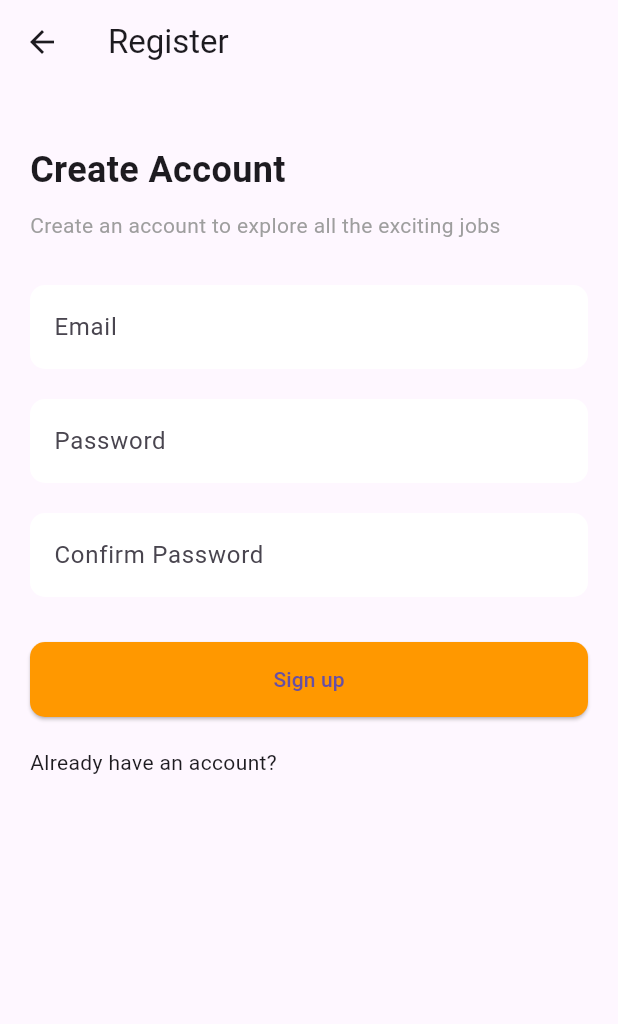
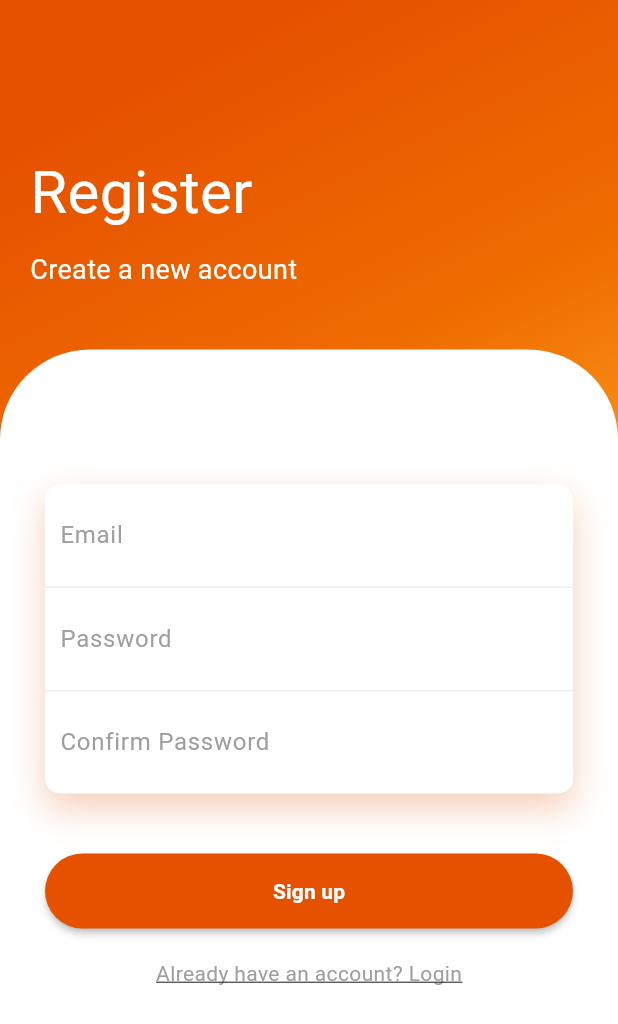
Before and after one commit to LauHNguyen/HealthAppointment, a Flutter app: the RegisterPage screen opened by its route, on a phone screen of 412 x 824 dp. Shown: the top 1024 px of the screen. Run offline on Flutter 3.47's test engine with Material 3 defaults, Android fonts, the phone set to English and light mode, and no system bars; our stand-ins replace animate_do, flutter_dotenv, flutter_secure_storage, jwt_decoder; accounts and stored records are empty.

Commit message:
fix : ui/register

```diff
--- a/client/lib/screen/Register_Screen.dart
+++ b/client/lib/screen/Register_Screen.dart
@@ -1,5 +1,5 @@
-import 'package:client/main.dart';
 import 'package:flutter/material.dart';
+import 'package:animate_do/animate_do.dart';
 
 class RegisterPage extends StatefulWidget {
   @override
@@ -7,19 +7,16 @@ class RegisterPage extends StatefulWidget {
 }
 
 class _RegisterPageState extends State<RegisterPage> {
-  // Controllers để lấy dữ liệu từ các ô input
   final TextEditingController _emailController = TextEditingController();
   final TextEditingController _passwordController = TextEditingController();
   final TextEditingController _confirmPasswordController =
       TextEditingController();
 
-  // Hàm để xử lý khi người dùng nhấn nút đăng ký
   void _register() {
     String email = _emailController.text;
     String password = _passwordController.text;
     String confirmPassword = _confirmPasswordController.text;
 
-    // Kiểm tra các giá trị nhập vào
     if (password != confirmPassword) {
       ScaffoldMessenger.of(context).showSnackBar(
         const SnackBar(
@@ -28,114 +25,180 @@ class _RegisterPageState extends State<RegisterPage> {
       return;
     }
 
-    // Tiến hành xử lý đăng ký (ví dụ: gửi dữ liệu lên server)
-    // ...
-
-    // Sau khi đăng ký thành công, điều hướng tới trang chính
-    Navigator.pushReplacement(
-      context,
-      MaterialPageRoute(
-          builder: (context) => MyApp(
-              // title: 'MyApp',
-              )),
-    );
+    Navigator.pushReplacementNamed(context, '/home');
   }
 
   @override
   Widget build(BuildContext context) {
     return Scaffold(
-      appBar: AppBar(
-        title: const Text('Register'),
+      body: Container(
+        width: double.infinity,
+        decoration: BoxDecoration(
+          gradient: LinearGradient(
+            begin: Alignment.topCenter,
+            colors: [
+              Colors.orange.shade900,
+              Colors.orange.shade800,
+              Colors.orange.shade400,
+            ],
           ),
-      body: SafeArea(
-        child: SingleChildScrollView(
-          child: Padding(
-            padding: const EdgeInsets.symmetric(horizontal: 20),
+        ),
         child: Column(
           crossAxisAlignment: CrossAxisAlignment.start,
-              children: [
+          children: <Widget>[
+            const SizedBox(height: 80),
+            Padding(
+              padding: const EdgeInsets.all(20),
+              child: Column(
+                crossAxisAlignment: CrossAxisAlignment.start,
+                children: <Widget>[
+                  FadeInUp(
+                    duration: const Duration(milliseconds: 1000),
+                    child: const Text(
+                      "Register",
+                      style: TextStyle(color: Colors.white, fontSize: 40),
+                    ),
+                  ),
+                  const SizedBox(height: 10),
+                  FadeInUp(
+                    duration: const Duration(milliseconds: 1300),
+                    child: const Text(
+                      "Create a new account",
+                      style: TextStyle(color: Colors.white, fontSize: 18),
+                    ),
+                  ),
+                ],
+              ),
+            ),
+            const SizedBox(height: 20),
+            Expanded(
+              child: Container(
+                decoration: const BoxDecoration(
+                  color: Colors.white,
+                  borderRadius: BorderRadius.only(
+                    topLeft: Radius.circular(60),
+                    topRight: Radius.circular(60),
+                  ),
+                ),
+                child: Padding(
+                  padding: const EdgeInsets.all(30),
+                  child: Column(
+                    children: <Widget>[
+                      const SizedBox(height: 60),
+                      FadeInUp(
+                        duration: const Duration(milliseconds: 1400),
+                        child: Container(
+                          decoration: BoxDecoration(
+                            color: Colors.white,
+                            borderRadius: BorderRadius.circular(10),
+                            boxShadow: [
+                              BoxShadow(
+                                color: Color.fromRGBO(225, 95, 27, .3),
+                                blurRadius: 20,
+                                offset: Offset(0, 10),
+                              )
+                            ],
+                          ),
+                          child: Column(
+                            children: <Widget>[
+                              Container(
+                                padding: const EdgeInsets.all(10),
+                                decoration: BoxDecoration(
+                                  border: Border(
+                                    bottom: BorderSide(
+                                      color: Colors.grey.shade200,
+                                    ),
+                                  ),
+                                ),
+                                child: TextField(
+                                  controller: _emailController,
+                                  decoration: const InputDecoration(
+                                    hintText: "Email",
+                                    hintStyle: TextStyle(color: Colors.grey),
+                                    border: InputBorder.none,
+                                  ),
+                                ),
+                              ),
+                              Container(
+                                padding: const EdgeInsets.all(10),
+                                decoration: BoxDecoration(
+                                  border: Border(
+                                    bottom: BorderSide(
+                                      color: Colors.grey.shade200,
+                                    ),
+                                  ),
+                                ),
+                                child: TextField(
+                                  controller: _passwordController,
+                                  obscureText: true,
+                                  decoration: const InputDecoration(
+                                    hintText: "Password",
+                                    hintStyle: TextStyle(color: Colors.grey),
+                                    border: InputBorder.none,
+                                  ),
+                                ),
+                              ),
+                              Container(
+                                padding: const EdgeInsets.all(10),
+                                child: TextField(
+                                  controller: _confirmPasswordController,
+                                  obscureText: true,
+                                  decoration: const InputDecoration(
+                                    hintText: "Confirm Password",
+                                    hintStyle: TextStyle(color: Colors.grey),
+                                    border: InputBorder.none,
+                                  ),
+                                ),
+                              ),
+                            ],
+                          ),
+                        ),
+                      ),
                       const SizedBox(height: 40),
-                const Text(
-                  'Create Account',
+                      FadeInUp(
+                        duration: const Duration(milliseconds: 1500),
+                        child: MaterialButton(
+                          onPressed: _register,
+                          height: 50,
+                          color: Colors.orange[900],
+                          shape: RoundedRectangleBorder(
+                            borderRadius: BorderRadius.circular(50),
+                          ),
+                          child: const Center(
+                            child: Text(
+                              "Sign up",
                               style: TextStyle(
-                    fontSize: 24,
+                                color: Colors.white,
                                 fontWeight: FontWeight.bold,
                               ),
                             ),
-                const SizedBox(height: 10),
-                const Text(
-                  'Create an account to explore all the exciting jobs',
-                  style: TextStyle(
-                    color: Colors.grey,
-                  ),
-                ),
-                const SizedBox(height: 30),
-                TextField(
-                  controller: _emailController,
-                  decoration: InputDecoration(
-                    hintText: 'Email',
-                    filled: true,
-                    fillColor: Colors.white,
-                    border: OutlineInputBorder(
-                      borderRadius: BorderRadius.circular(10),
-                      borderSide: BorderSide.none,
                           ),
                         ),
                       ),
                       const SizedBox(height: 20),
-                TextField(
-                  controller: _passwordController,
-                  decoration: InputDecoration(
-                    hintText: 'Password',
-                    filled: true,
-                    fillColor: Colors.white,
-                    border: OutlineInputBorder(
-                      borderRadius: BorderRadius.circular(10),
-                      borderSide: BorderSide.none,
+                      FadeInUp(
+                        duration: const Duration(milliseconds: 1600),
+                        child: GestureDetector(
+                          onTap: () {
+                            Navigator.pop(context);
+                          },
+                          child: const Text(
+                            "Already have an account? Login",
+                            style: TextStyle(
+                              color: Colors.grey,
+                              decoration: TextDecoration.underline,
                             ),
                           ),
-                  obscureText: true,
                         ),
-                const SizedBox(height: 20),
-                TextField(
-                  controller: _confirmPasswordController,
-                  decoration: InputDecoration(
-                    hintText: 'Confirm Password',
-                    filled: true,
-                    fillColor: Colors.white,
-                    border: OutlineInputBorder(
-                      borderRadius: BorderRadius.circular(10),
-                      borderSide: BorderSide.none,
-                    ),
-                  ),
-                  obscureText: true,
-                ),
-                const SizedBox(height: 30),
-                ElevatedButton(
-                  onPressed: _register,
-                  style: ElevatedButton.styleFrom(
-                    backgroundColor: Colors.orange,
-                    minimumSize: const Size.fromHeight(50),
-                    shape: RoundedRectangleBorder(
-                      borderRadius: BorderRadius.circular(10),
-                    ),
-                  ),
-                  child: const Text('Sign up'),
-                ),
-                const SizedBox(height: 20),
-                const Text('Already have an account?'),
-                const SizedBox(height: 10),
-                Row(
-                  mainAxisAlignment: MainAxisAlignment.center,
-                  children: [
-                    // Các icon đăng nhập bằng tài khoản xã hội
-                  ],
                       ),
                     ],
                   ),
                 ),
               ),
             ),
+          ],
+        ),
+      ),
     );
   }
 }
```
Lines whose indentation alone changed are shown as unchanged.
